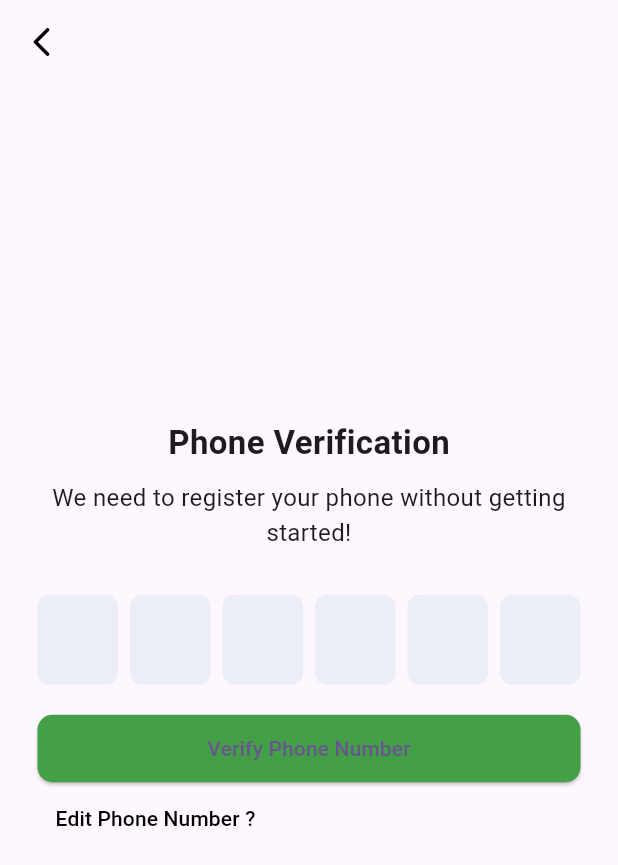
After one commit to kashan8abbas/BetPro_Admin, a Flutter app: the MyVerify screen opened directly, on a phone screen of 412 x 824 dp. The commit adds this screen. Shown: the top 865 px of the screen. Run offline on Flutter 3.47's test engine with Material 3 defaults, Android fonts, the phone set to English and light mode, and no system bars; drawn by our look-alikes of pinput; our stand-ins replace firebase_auth, firebase_core, google_fonts, image_picker; accounts and stored records are empty; network calls fail.

Commit message:
My New Updates
This is new Version

```diff
--- a/lib/login.dart
+++ b/lib/login.dart
@@ -216,7 +216,7 @@ class _LoginScreenState extends State<LoginScreen> {
                 mainAxisAlignment: MainAxisAlignment.center,
                 children: [
                   Text(
-                    "Already have a Account?",
+                    "Don't have a Account?",
                     style: GoogleFonts.poppins(
                         textStyle:
                             TextStyle(fontSize: 14, color: Colors.white60)),
@@ -226,10 +226,10 @@ class _LoginScreenState extends State<LoginScreen> {
                       Navigator.push(
                           context,
                           MaterialPageRoute(
-                              builder: (context) => EnterPhoneNumber()));
+                              builder: ((context) => EnterPhoneNumber())));
                     },
                     child: Text(
-                      "Sign Up",
+                      "Sign up",
                       style: GoogleFonts.poppins(
                           textStyle:
                               TextStyle(fontSize: 14, color: Colors.white)),
--- /dev/null
+++ b/lib/otp.dart
@@ -0,0 +1,154 @@
+import 'package:betpro/HomeScreen.dart';
+import 'package:betpro/register_EnterPhone.dart';
+import 'package:firebase_auth/firebase_auth.dart';
+import 'package:flutter/material.dart';
+import 'package:pinput/pinput.dart';
+
+class MyVerify extends StatefulWidget {
+  const MyVerify({Key? key}) : super(key: key);
+
+  @override
+  State<MyVerify> createState() => _MyVerifyState();
+}
+
+class _MyVerifyState extends State<MyVerify> {
+  final FirebaseAuth auth = FirebaseAuth.instance;
+
+  @override
+  Widget build(BuildContext context) {
+    final defaultPinTheme = PinTheme(
+      width: 56,
+      height: 56,
+      textStyle: TextStyle(
+          fontSize: 20,
+          color: Color.fromRGBO(30, 60, 87, 1),
+          fontWeight: FontWeight.w600),
+      decoration: BoxDecoration(
+        border: Border.all(color: Color.fromRGBO(234, 239, 243, 1)),
+        borderRadius: BorderRadius.circular(20),
+      ),
+    );
+
+    final focusedPinTheme = defaultPinTheme.copyDecorationWith(
+      border: Border.all(color: Color.fromRGBO(114, 178, 238, 1)),
+      borderRadius: BorderRadius.circular(8),
+    );
+
+    final submittedPinTheme = defaultPinTheme.copyWith(
+      decoration: defaultPinTheme.decoration?.copyWith(
+        color: Color.fromRGBO(234, 239, 243, 1),
+      ),
+    );
+    var code = "";
+    return Scaffold(
+      extendBodyBehindAppBar: true,
+      appBar: AppBar(
+        backgroundColor: Colors.transparent,
+        leading: IconButton(
+          onPressed: () {
+            Navigator.pop(context);
+          },
+          icon: Icon(
+            Icons.arrow_back_ios_rounded,
+            color: Colors.black,
+          ),
+        ),
+        elevation: 0,
+      ),
+      body: Container(
+        margin: EdgeInsets.only(left: 25, right: 25),
+        alignment: Alignment.center,
+        child: SingleChildScrollView(
+          child: Column(
+            mainAxisAlignment: MainAxisAlignment.center,
+            children: [
+              // Image.asset(
+              //   'assets/img1.png',
+              //   width: 150,
+              //   height: 150,
+              // ),
+              SizedBox(
+                height: 25,
+              ),
+              Text(
+                "Phone Verification",
+                style: TextStyle(fontSize: 22, fontWeight: FontWeight.bold),
+              ),
+              SizedBox(
+                height: 10,
+              ),
+              Text(
+                "We need to register your phone without getting started!",
+                style: TextStyle(
+                  fontSize: 16,
+                ),
+                textAlign: TextAlign.center,
+              ),
+              SizedBox(
+                height: 30,
+              ),
+              Pinput(
+                length: 6,
+
+                // defaultPinTheme: defaultPinTheme,
+                // focusedPinTheme: focusedPinTheme,
+                // submittedPinTheme: submittedPinTheme,
+
+                showCursor: true,
+                onChanged: (value) {
+                  code = value;
+                },
+                onCompleted: (pin) => print(pin),
+              ),
+              SizedBox(
+                height: 20,
+              ),
+              SizedBox(
+                width: double.infinity,
+                height: 45,
+                child: ElevatedButton(
+                    style: ElevatedButton.styleFrom(
+                        backgroundColor: Colors.green.shade600,
+                        shape: RoundedRectangleBorder(
+                            borderRadius: BorderRadius.circular(10))),
+                    onPressed: () async {
+                      try {
+                        PhoneAuthCredential credential =
+                            PhoneAuthProvider.credential(
+                                verificationId: EnterPhoneNumber.verify,
+                                smsCode: code);
+
+                        await auth.signInWithCredential(credential);
+                        Navigator.push(
+                          context,
+                          MaterialPageRoute(builder: (context) => HomeScreen()),
+                        );
+                      } catch (e) {
+                        print('Wrong OTP');
+                      }
+                    },
+                    child: Text("Verify Phone Number")),
+              ),
+              Row(
+                children: [
+                  TextButton(
+                      onPressed: () {
+                        Navigator.pushNamedAndRemoveUntil(
+                          context,
+                          'phone',
+                          (route) => false,
+                        );
+                      },
+                      child: Text(
+                        "Edit Phone Number ?",
+                        style: TextStyle(color: Colors.black),
+                      ))
+                ],
+              )
+            ],
+          ),
+        ),
+      ),
+    );
+  }
+}
```
Also changed, not shown: lib/HomeScreen.dart (+2 -15 lines), lib/HomeScreen1.dart (added, +167 -0 lines), lib/main.dart (+12 -2 lines), lib/register_EnterPhone.dart (+58 -6 lines), lib/firebase_options.dart (added).
